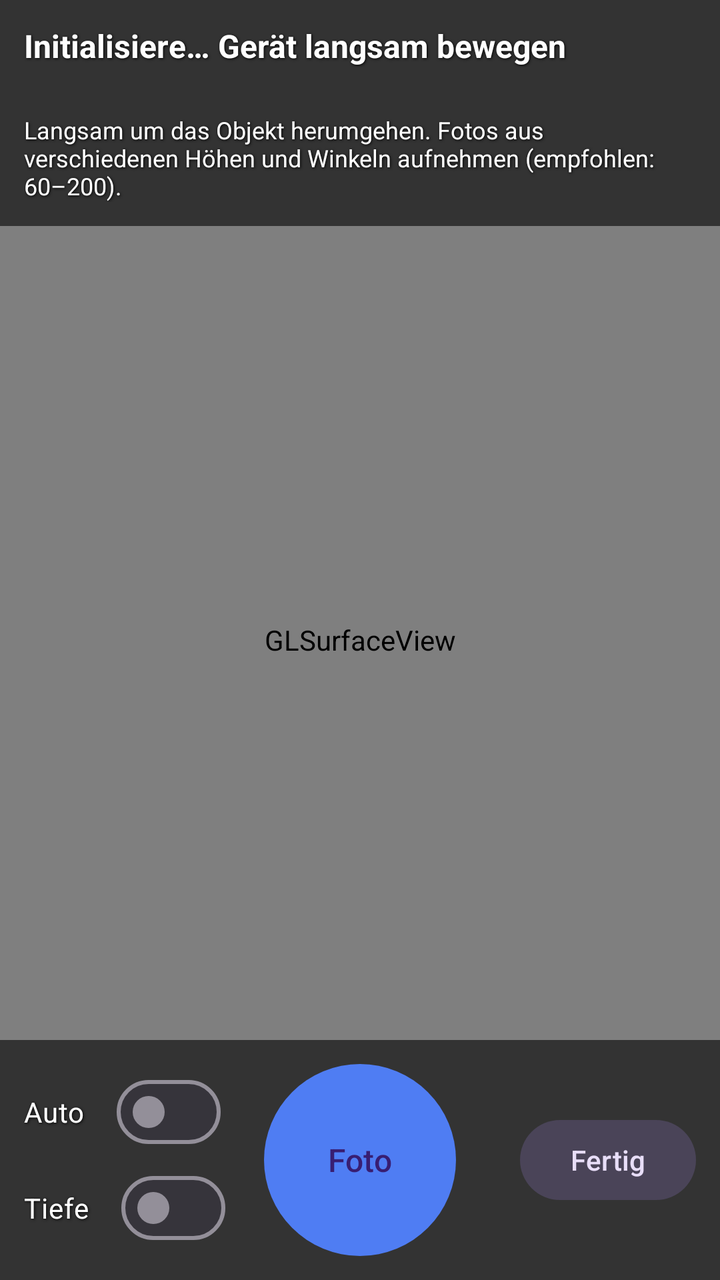
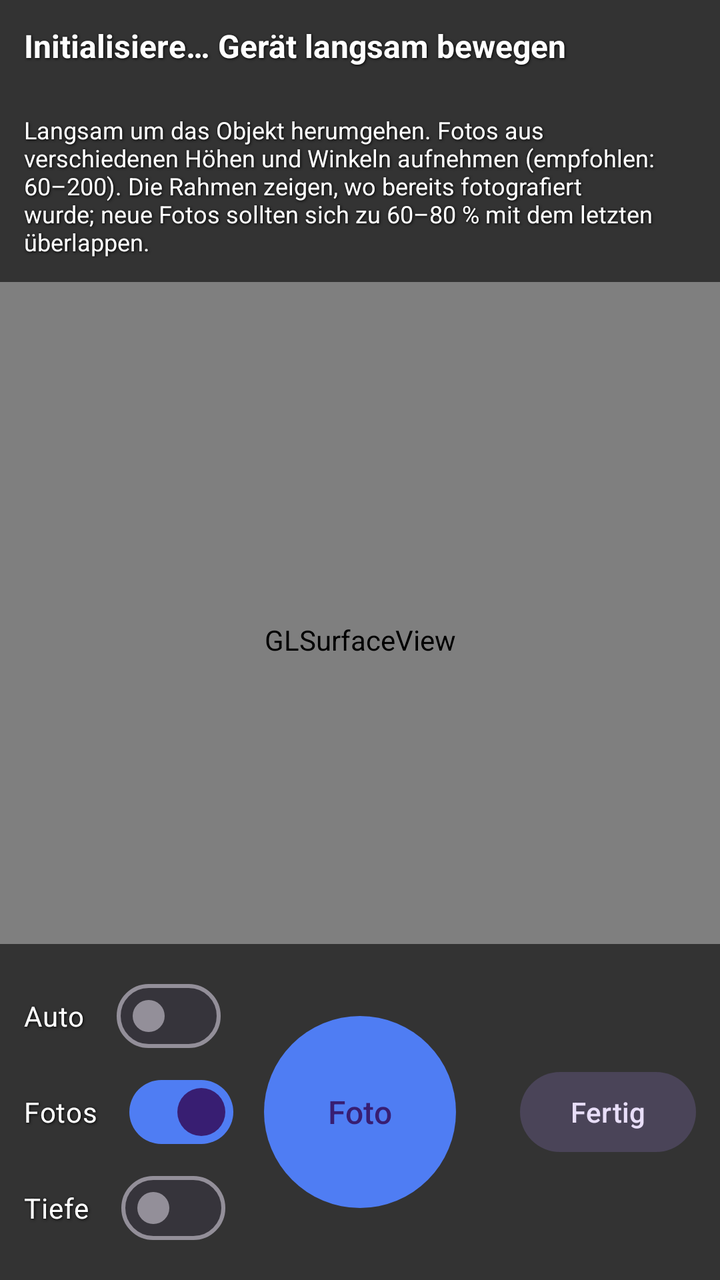

Compare the two renders of this Android layout. The source of the first and the diff that turns it into the second are given below.
<!-- AndroidManifest.xml: activity theme Theme.Gsplat.Fullscreen -->
<!-- res/layout/activity_capture.xml -->
<?xml version="1.0" encoding="utf-8"?>
<FrameLayout xmlns:android="http://schemas.android.com/apk/res/android"
    android:layout_width="match_parent"
    android:layout_height="match_parent"
    android:background="@color/black">

    <android.opengl.GLSurfaceView
        android:id="@+id/surface"
        android:layout_width="match_parent"
        android:layout_height="match_parent" />

    <View
        android:id="@+id/flash"
        android:layout_width="match_parent"
        android:layout_height="match_parent"
        android:alpha="0"
        android:background="@color/white" />

    <LinearLayout
        android:layout_width="match_parent"
        android:layout_height="wrap_content"
        android:layout_gravity="top"
        android:background="@color/overlay"
        android:orientation="vertical"
        android:padding="12dp">

        <TextView
            android:id="@+id/trackingText"
            style="@style/OverlayText"
            android:layout_width="match_parent"
            android:layout_height="wrap_content"
            android:text="@string/tracking_init"
            android:textSize="16sp"
            android:textStyle="bold" />

        <TextView
            android:id="@+id/statsText"
            style="@style/OverlayText"
            android:layout_width="match_parent"
            android:layout_height="wrap_content"
            android:textSize="14sp" />

        <TextView
            android:id="@+id/hintText"
            style="@style/OverlayText"
            android:layout_width="match_parent"
            android:layout_height="wrap_content"
            android:layout_marginTop="4dp"
            android:text="@string/capture_hint"
            android:textSize="12sp" />
    </LinearLayout>

    <LinearLayout
        android:layout_width="match_parent"
        android:layout_height="wrap_content"
        android:layout_gravity="bottom"
        android:background="@color/overlay"
        android:gravity="center_vertical"
        android:orientation="horizontal"
        android:padding="12dp">

        <LinearLayout
            android:layout_width="0dp"
            android:layout_height="wrap_content"
            android:layout_weight="1"
            android:orientation="vertical">

            <com.google.android.material.materialswitch.MaterialSwitch
                android:id="@+id/autoSwitch"
                style="@style/OverlayText"
                android:layout_width="wrap_content"
                android:layout_height="wrap_content"
                android:text="@string/auto_capture" />

            <com.google.android.material.materialswitch.MaterialSwitch
                android:id="@+id/depthSwitch"
                style="@style/OverlayText"
                android:layout_width="wrap_content"
                android:layout_height="wrap_content"
                android:text="@string/depth_points" />
        </LinearLayout>

        <com.google.android.material.button.MaterialButton
            android:id="@+id/captureButton"
            android:layout_width="96dp"
            android:layout_height="96dp"
            android:insetLeft="0dp"
            android:insetTop="0dp"
            android:insetRight="0dp"
            android:insetBottom="0dp"
            android:text="@string/capture_photo"
            android:textSize="16sp"
            app:cornerRadius="48dp"
            xmlns:app="http://schemas.android.com/apk/res-auto" />

        <FrameLayout
            android:layout_width="0dp"
            android:layout_height="wrap_content"
            android:layout_weight="1">

            <com.google.android.material.button.MaterialButton
                android:id="@+id/doneButton"
                style="@style/Widget.Material3.Button.TonalButton"
                android:layout_width="wrap_content"
                android:layout_height="wrap_content"
                android:layout_gravity="end|center_vertical"
                android:text="@string/capture_done" />
        </FrameLayout>
    </LinearLayout>
</FrameLayout>
<!-- resources referenced by this layout -->
<resources>
  <color name="black">#FF000000</color>
  <color name="overlay">#99000000</color>
  <color name="white">#FFFFFFFF</color>
  <string name="auto_capture">Auto</string>
  <string name="capture_done">Fertig</string>
  <string name="capture_hint">Langsam um das Objekt herumgehen. Fotos aus verschiedenen Höhen und Winkeln aufnehmen (empfohlen: 60–200).</string>
  <string name="capture_photo">Foto</string>
  <string name="depth_points">Tiefe</string>
  <string name="tracking_init">Initialisiere… Gerät langsam bewegen</string>
  <style name="OverlayText">
          <item name="android:textColor">@color/white</item>
          <item name="android:shadowColor">@color/black</item>
          <item name="android:shadowRadius">3</item>
          <item name="android:shadowDx">1</item>
          <item name="android:shadowDy">1</item>
      </style>
  <style name="Theme.Gsplat.Fullscreen" parent="Theme.Material3.Dark.NoActionBar">
          <item name="colorPrimary">@color/primary</item>
          <item name="colorSecondary">@color/accent</item>
          <item name="android:windowFullscreen">true</item>
          <item name="android:windowBackground">@color/black</item>
      </style>
  <color name="primary">#FF4F7DF3</color>
  <color name="accent">#FFFFB300</color>
</resources>

<!-- the commit's change to res/layout/activity_capture.xml (unified diff, before → after) -->
@@ -41,6 +41,15 @@
             android:textSize="14sp" />
 
         <TextView
+            android:id="@+id/overlapText"
+            style="@style/OverlayText"
+            android:layout_width="match_parent"
+            android:layout_height="wrap_content"
+            android:textSize="15sp"
+            android:textStyle="bold"
+            android:visibility="gone" />
+
+        <TextView
             android:id="@+id/hintText"
             style="@style/OverlayText"
             android:layout_width="match_parent"
@@ -71,6 +80,14 @@
                 android:layout_width="wrap_content"
                 android:layout_height="wrap_content"
                 android:text="@string/auto_capture" />
+
+            <com.google.android.material.materialswitch.MaterialSwitch
+                android:id="@+id/photosSwitch"
+                style="@style/OverlayText"
+                android:layout_width="wrap_content"
+                android:layout_height="wrap_content"
+                android:checked="true"
+                android:text="@string/show_photos" />
 
             <com.google.android.material.materialswitch.MaterialSwitch
                 android:id="@+id/depthSwitch"
<!-- resource entries referenced after the edit -->
@@ -5,9 +5,10 @@
   <color name="white">#FFFFFFFF</color>
   <string name="auto_capture">Auto</string>
   <string name="capture_done">Fertig</string>
-  <string name="capture_hint">Langsam um das Objekt herumgehen. Fotos aus verschiedenen Höhen und Winkeln aufnehmen (empfohlen: 60–200).</string>
+  <string name="capture_hint">Langsam um das Objekt herumgehen. Fotos aus verschiedenen Höhen und Winkeln aufnehmen (empfohlen: 60–200). Die Rahmen zeigen, wo bereits fotografiert wurde; neue Fotos sollten sich zu 60–80 % mit dem letzten überlappen.</string>
   <string name="capture_photo">Foto</string>
   <string name="depth_points">Tiefe</string>
+  <string name="show_photos">Fotos</string>
   <string name="tracking_init">Initialisiere… Gerät langsam bewegen</string>
   <style name="OverlayText">
           <item name="android:textColor">@color/white</item>
